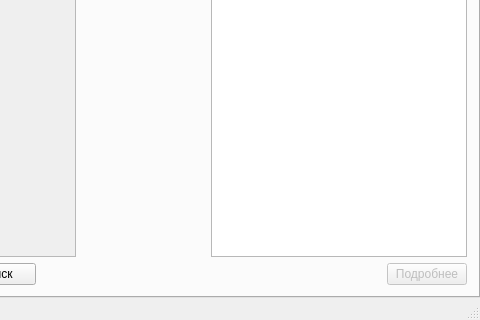
AJIOB/uni_courseWork_4, file Application.QT/GUI.QT/GUI_MainWindow.ui: the form before one commit; both pictures show x 560 to 1040 and y 218 to 538 of the 1040 by 538 pixel window.
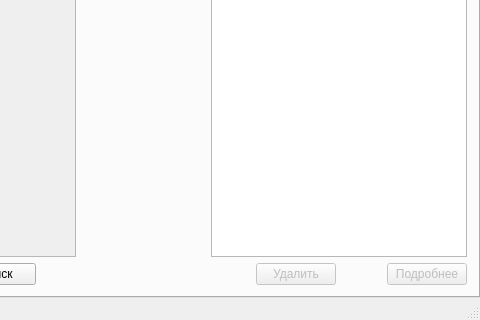
The form after the commit. The open tabs and pages were chosen to show the change. Icons and pictures are not drawn.

Commit message: App: delete user is ready

```diff
--- a/Application.QT/GUI.QT/GUI_MainWindow.ui
+++ b/Application.QT/GUI.QT/GUI_MainWindow.ui
@@ -274,6 +274,29 @@
           </item>
           <item>
            <layout class="QHBoxLayout" name="horizontalLayout_4">
+            <item>
+             <spacer name="horizontalSpacer_11">
+              <property name="orientation">
+               <enum>Qt::Horizontal</enum>
+              </property>
+              <property name="sizeHint" stdset="0">
+               <size>
+                <width>40</width>
+                <height>20</height>
+               </size>
+              </property>
+             </spacer>
+            </item>
+            <item>
+             <widget class="QPushButton" name="deleteButton_USER">
+              <property name="enabled">
+               <bool>false</bool>
+              </property>
+              <property name="text">
+               <string>Удалить</string>
+              </property>
+             </widget>
+            </item>
             <item>
              <spacer name="horizontalSpacer_6">
               <property name="orientation">
```
Left out of the diff: 11 changed lines with no effect on the pictures. The commit also changes 10 other files.
